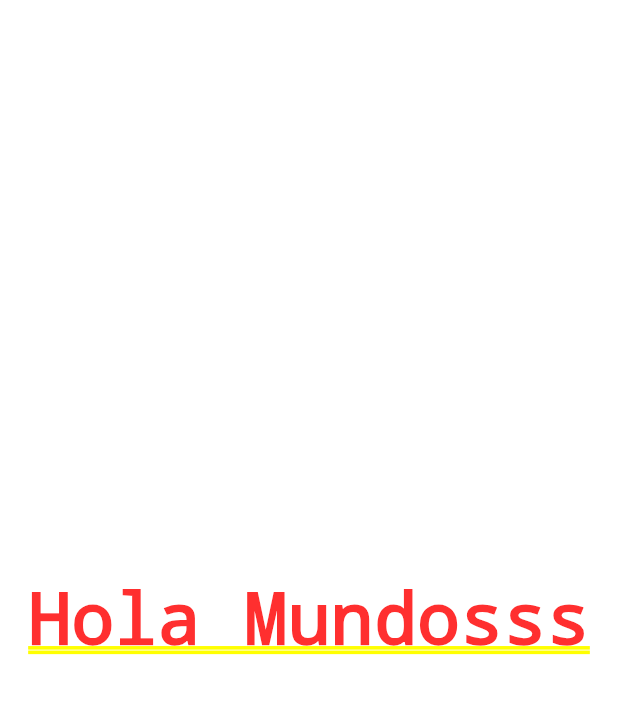
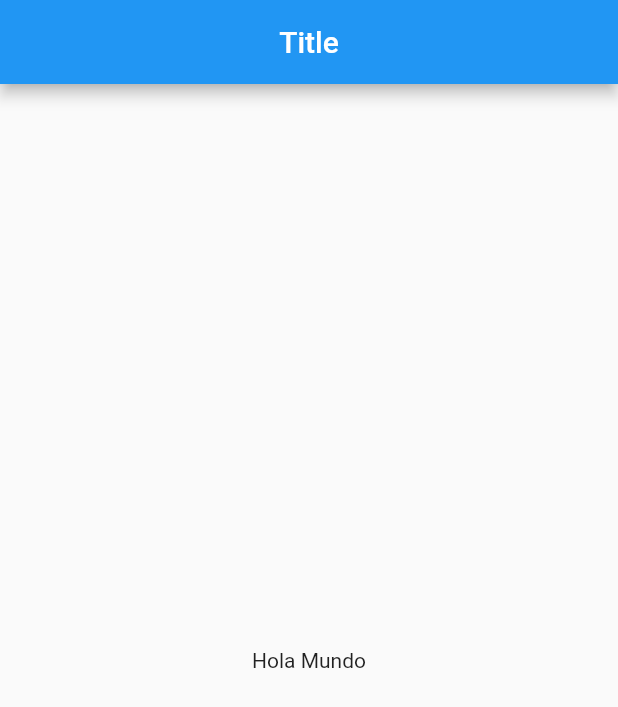
Before and after one commit to CristhoperDev/counter, a Flutter app: the screen it shows after launch, on a phone screen of 412 x 824 dp. Shown: the top 707 px of the screen. Run offline on Flutter 3.47's test engine with Material 2 defaults, Android fonts, the phone set to English and light mode, and no system bars.

Commit message:
Widget Scaffold

```diff
--- a/lib/src/app.dart
+++ b/lib/src/app.dart
@@ -1,3 +1,4 @@
+import 'package:contador/src/pages/home_page.dart';
 import 'package:flutter/material.dart';
 
 class MyApp extends StatelessWidget{
@@ -6,7 +7,7 @@ class MyApp extends StatelessWidget{
 
     return MaterialApp(
       home: Center(
-        child: Text('Hola Mundosss'),
+        child: HomePage(),
       ),
     );
   }
--- /dev/null
+++ b/lib/src/pages/home_page.dart
@@ -0,0 +1,19 @@
+import 'package:flutter/material.dart';
+
+class HomePage extends StatelessWidget{
+  @override
+  Widget build(BuildContext context) {
+    return Scaffold(
+      appBar: AppBar(
+        title: Text('Title'),
+        centerTitle: true,
+      ),
+      body: (
+        Center(
+          child: Text('Hola Mundo'),
+        )
+      ),
+    );
+  }
+
+}
```
